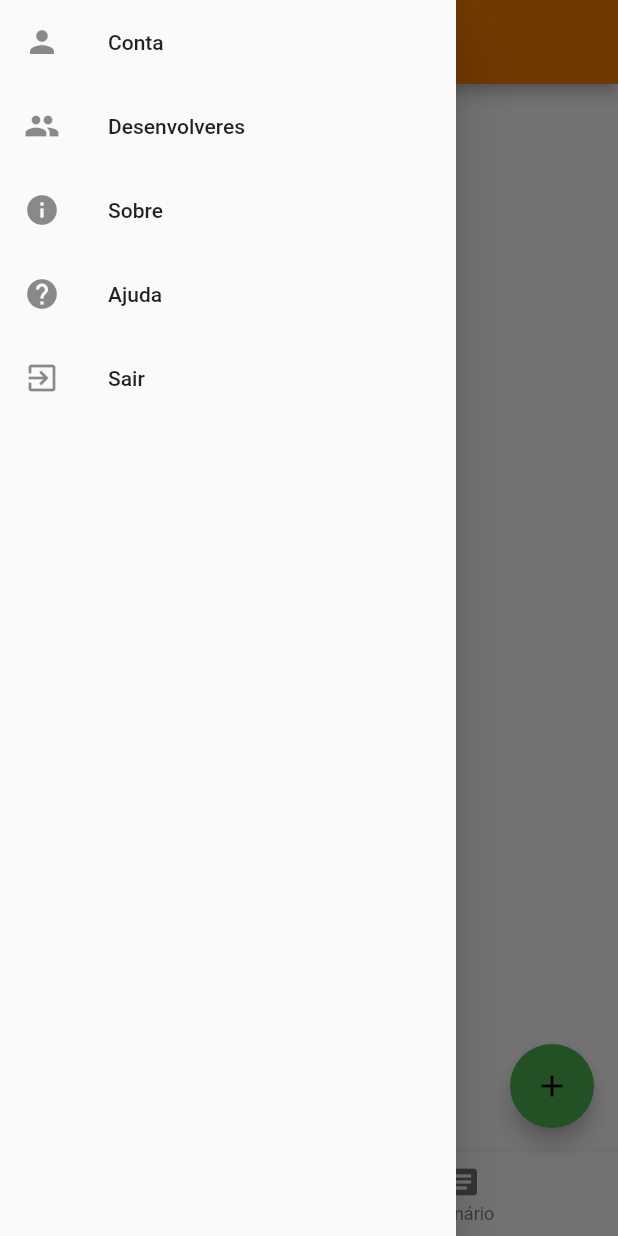
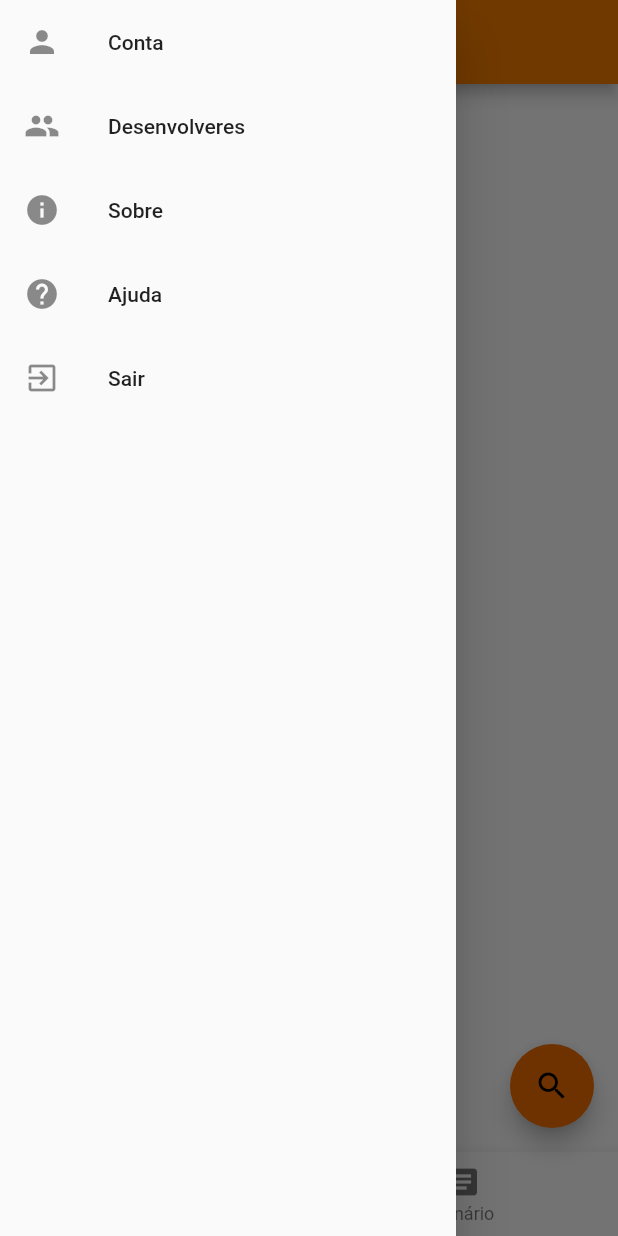
Before and after one commit to DiegooNogueira/betfire, a Flutter app: the Nav screen opened directly, with the side drawer open, on a phone screen of 412 x 824 dp. Run offline on Flutter 3.47's test engine with Material 2 defaults, Android fonts, the phone set to English and light mode, and no system bars; our stand-ins replace cloud_firestore, firebase_auth, firebase_core, firebase_storage, page_transition; accounts and stored records are empty; Roboto replaces fonts that are missing (NotoSans).

Commit message:
update comentarios e icon e color floatingButton do nav

```diff
--- a/lib/auth/cadastro.dart
+++ b/lib/auth/cadastro.dart
@@ -1,4 +1,4 @@
-//Imports
+//---- Packages
 import 'package:betfire/auth/functionsAuth.dart';
 import 'package:flutter/material.dart';
 
--- a/lib/auth/functionsAuth.dart
+++ b/lib/auth/functionsAuth.dart
@@ -1,4 +1,4 @@
-//Imports
+//---- Packages
 import 'package:flutter/material.dart';
 import 'package:firebase_auth/firebase_auth.dart';
 import 'package:page_transition/page_transition.dart';
--- a/lib/auth/login.dart
+++ b/lib/auth/login.dart
@@ -1,4 +1,4 @@
-//Imports
+//---- Packages
 import 'package:betfire/auth/functionsAuth.dart';
 import 'package:flutter/material.dart';
 import 'package:page_transition/page_transition.dart';
--- a/lib/main.dart
+++ b/lib/main.dart
@@ -1,5 +1,8 @@
+//---- Packages
 import 'package:flutter/material.dart';
 import 'package:firebase_core/firebase_core.dart';
+
+//---- Telas
 import 'package:betfire/view/splash.dart';
 
 void main() async {
--- a/lib/nav.dart
+++ b/lib/nav.dart
@@ -1,4 +1,4 @@
-//Imports
+//---- Packages
 import 'package:page_transition/page_transition.dart';
 import 'package:flutter/material.dart';
 
@@ -103,13 +103,13 @@ class _NavState extends State<Nav> {
         body: _index == 0 ? Principal() : Cenario(),
 
         floatingActionButton: FloatingActionButton(
-                child: Icon(Icons.add),
+                child: Icon(Icons.search),
                 onPressed: () => Navigator.push(
                     context,
                     PageTransition(
                         child: Search(),
                         type: PageTransitionType.rightToLeft)),
-                backgroundColor: Colors.green),
+                backgroundColor: Colors.orange[800]),
 
         //botões que ficam na parte inferioi da tela
         bottomNavigationBar: BottomNavigationBar(
--- a/lib/view/home/cenario.dart
+++ b/lib/view/home/cenario.dart
@@ -1,4 +1,4 @@
-//Imports
+//---- Packages
 import 'package:flutter/material.dart';
 
 class Cenario extends StatefulWidget {
--- a/lib/view/home/principal.dart
+++ b/lib/view/home/principal.dart
@@ -1,4 +1,4 @@
-//Imports
+//---- Packages
 import 'package:flutter/material.dart';
 
 class Principal extends StatefulWidget {
--- a/lib/view/home/search.dart
+++ b/lib/view/home/search.dart
@@ -1,4 +1,4 @@
-//Imports
+//---- Packages
 import 'package:flutter/material.dart';
 
 class Search extends StatefulWidget {
--- a/lib/view/infos/desenvolvedores.dart
+++ b/lib/view/infos/desenvolvedores.dart
@@ -1,4 +1,4 @@
-//Imports
+//---- Packages
 import 'package:flutter/material.dart';
 
 class Desenvolvedores extends StatefulWidget {
--- a/lib/view/infos/sobre.dart
+++ b/lib/view/infos/sobre.dart
@@ -1,4 +1,4 @@
-//Imports
+//---- Packages
 import 'package:flutter/material.dart';
 
 class Sobre extends StatefulWidget {
--- a/lib/view/splash.dart
+++ b/lib/view/splash.dart
@@ -1,5 +1,5 @@
 
-//Imports
+//---- Packages
 import 'dart:async';
 import 'package:flutter/material.dart';
 import 'package:page_transition/page_transition.dart';
--- a/lib/view/user/conta.dart
+++ b/lib/view/user/conta.dart
@@ -1,4 +1,4 @@
-//Imports
+//---- Packages
 import 'package:flutter/material.dart';
 
 class Conta extends StatefulWidget {
```
